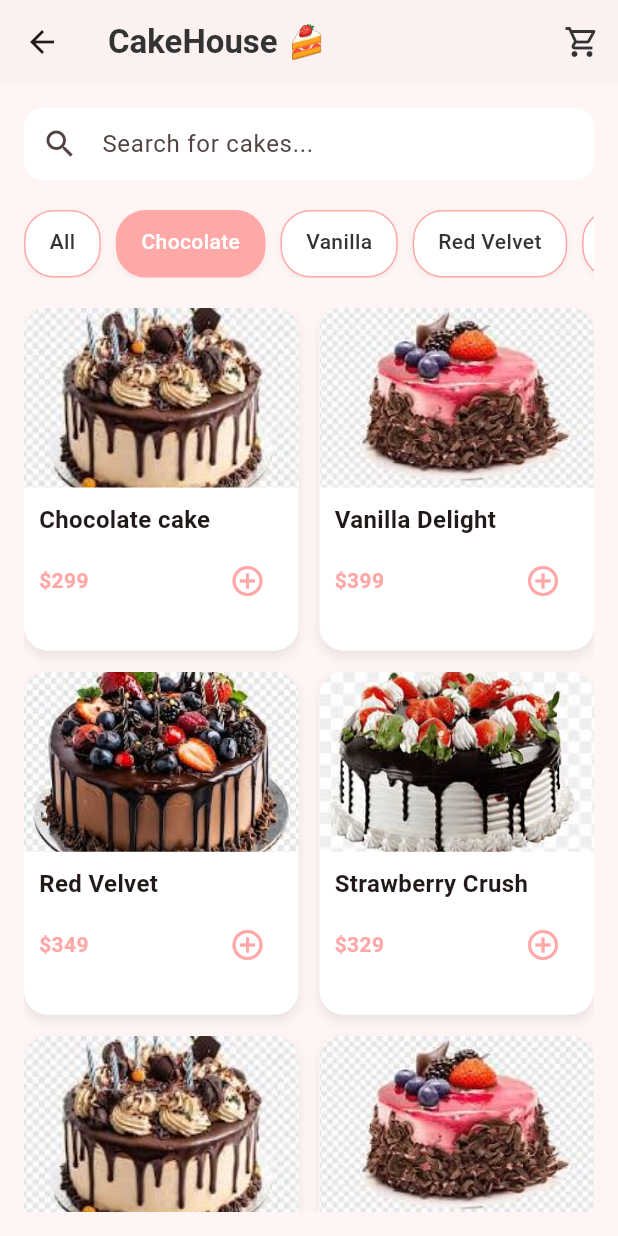
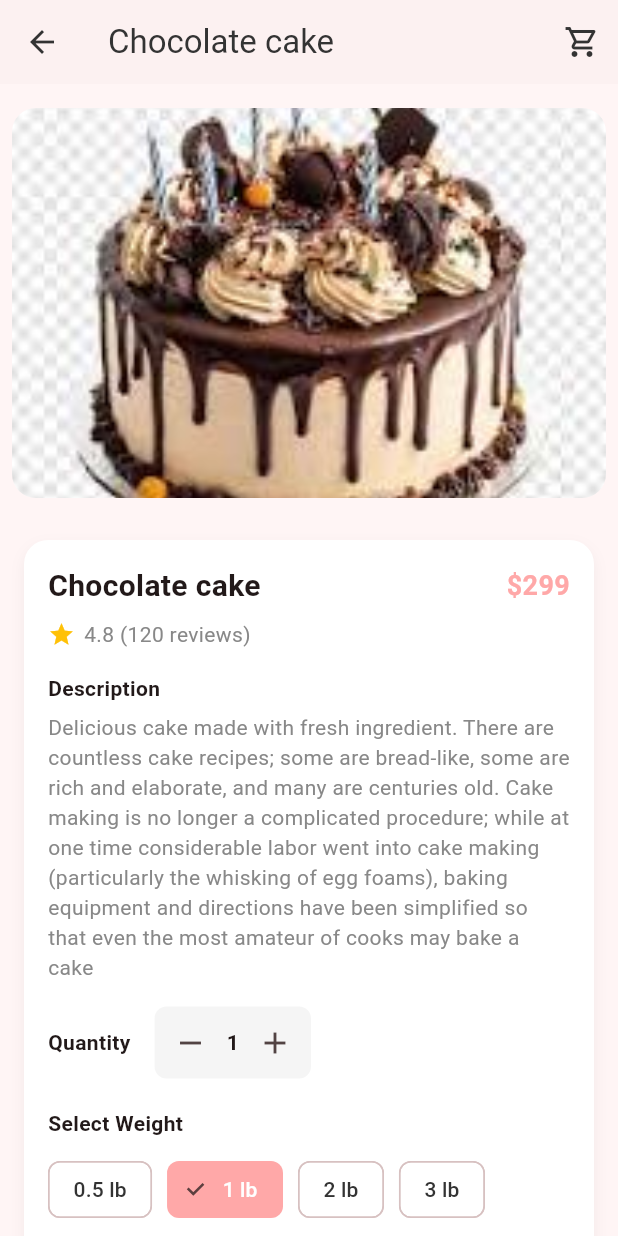
Before and after one commit to ItsAmaan09/cake-house, a Flutter app: the HomeScreen screen opened by its route, after a tap on "Chocolate cake", on a phone screen of 412 x 824 dp. Run offline on Flutter 3.47's test engine with Material 3 defaults, Android fonts, the light colour scheme and no system bars; Roboto replaces fonts that are missing (Poppins).

Commit message:
details screen

```diff
--- a/lib/data/sample_cake.dart
+++ b/lib/data/sample_cake.dart
@@ -3,14 +3,60 @@ import 'package:cake_house/models/cake.dart';
 class SampleCake {
   static List<Cake> all() {
     return [
-      Cake(name: 'Chocolate cake', price: '299', image: 'assets/cake1.jpg'),
-      Cake(name: 'Vanilla Delight', price: '399', image: 'assets/cake2.jpg'),
-      Cake(name: 'Red Velvet', price: '349', image: 'assets/cake3.jpg'),
-      Cake(name: 'Strawberry Crush', price: '329', image: 'assets/cake4.jpg'),
-      Cake(name: 'Chocolate cake', price: '299', image: 'assets/cake1.jpg'),
-      Cake(name: 'Vanilla Delight', price: '399', image: 'assets/cake2.jpg'),
-      Cake(name: 'Red Velvet', price: '349', image: 'assets/cake3.jpg'),
-      Cake(name: 'Strawberry Crush', price: '329', image: 'assets/cake4.jpg'),
+      Cake(
+        name: 'Chocolate cake',
+        price: '299',
+        image: 'assets/cake1.jpg',
+        description:
+            'Delicious cake made with fresh ingredient. There are countless cake recipes; some are bread-like, some are rich and elaborate, and many are centuries old. Cake making is no longer a complicated procedure; while at one time considerable labor went into cake making (particularly the whisking of egg foams), baking equipment and directions have been simplified so that even the most amateur of cooks may bake a cake',
+      ),
+      Cake(
+        name: 'Vanilla Delight',
+        price: '399',
+        image: 'assets/cake2.jpg',
+        description:
+            'Delicious cake made with fresh ingredient. Perfect for parties and celebrations.',
+      ),
+      Cake(
+        name: 'Red Velvet',
+        price: '349',
+        image: 'assets/cake3.jpg',
+        description:
+            'Delicious cake made with fresh ingredient. Perfect for parties and celebrations.',
+      ),
+      Cake(
+        name: 'Strawberry Crush',
+        price: '329',
+        image: 'assets/cake4.jpg',
+        description:
+            'Delicious cake made with fresh ingredient. Perfect for parties and celebrations.',
+      ),
+      Cake(
+        name: 'Chocolate cake',
+        price: '299',
+        image: 'assets/cake1.jpg',
+        description: null,
+      ),
+      Cake(
+        name: 'Vanilla Delight',
+        price: '399',
+        image: 'assets/cake2.jpg',
+        description:
+            'Delicious cake made with fresh ingredient. Perfect for parties and celebrations.',
+      ),
+      Cake(
+        name: 'Red Velvet',
+        price: '349',
+        image: 'assets/cake3.jpg',
+        description:
+            'Delicious cake made with fresh ingredient. Perfect for parties and celebrations. ',
+      ),
+      Cake(
+        name: 'Strawberry Crush',
+        price: '329',
+        image: 'assets/cake4.jpg',
+        description: null,
+      ),
     ];
   }
 }
--- /dev/null
+++ b/lib/features/home/cake_detail_screen.dart
@@ -0,0 +1,238 @@
+import 'package:cake_house/core/theme/app_colors.dart';
+import 'package:cake_house/models/cake.dart';
+import 'package:flutter/material.dart';
+
+class CakeDetailScreen extends StatefulWidget {
+  final Cake cake;
+
+  const CakeDetailScreen({super.key, required this.cake});
+
+  @override
+  State<CakeDetailScreen> createState() => _CakeDetailScreenState();
+}
+
+class _CakeDetailScreenState extends State<CakeDetailScreen> {
+  int qty = 1;
+  String selectedPound = "1 lb";
+
+  final List<String> poundOptions = ["0.5 lb", "1 lb", "2 lb", "3 lb"];
+  @override
+  Widget build(BuildContext context) {
+    return Scaffold(
+      backgroundColor: AppColors.background,
+      appBar: AppBar(
+        backgroundColor: Colors.transparent,
+        elevation: 0.5,
+        iconTheme: IconThemeData(color: AppColors.textDark),
+        title: Text(
+          widget.cake.name,
+          style: TextStyle(color: AppColors.textDark),
+        ),
+        actions: [
+          IconButton(
+            onPressed: () {},
+            icon: Icon(Icons.shopping_cart_outlined, color: AppColors.textDark),
+          ),
+        ],
+      ),
+      body: SingleChildScrollView(
+        child: Column(
+          children: [
+            Padding(
+              padding: const EdgeInsets.symmetric(vertical: 16, horizontal: 8),
+              child: ClipRRect(
+                borderRadius: BorderRadius.circular(16),
+                child: Image.asset(
+                  widget.cake.image,
+                  width: double.infinity,
+                  height: 260,
+                  fit: BoxFit.cover,
+                ),
+              ),
+            ),
+            SizedBox(height: 12),
+            Container(
+              width: double.infinity,
+              margin: const EdgeInsets.symmetric(horizontal: 16),
+              padding: const EdgeInsets.all(16),
+              decoration: BoxDecoration(
+                color: Colors.white,
+                borderRadius: BorderRadius.circular(16),
+                boxShadow: [
+                  BoxShadow(
+                    color: Colors.black.withValues(alpha: 0.05),
+                    blurRadius: 8,
+                    offset: Offset(0, 4),
+                  ),
+                ],
+              ),
+              child: Column(
+                crossAxisAlignment: CrossAxisAlignment.start,
+                children: [
+                  Row(
+                    mainAxisAlignment: MainAxisAlignment.spaceBetween,
+                    children: [
+                      Expanded(
+                        child: Text(
+                          widget.cake.name,
+                          style: TextStyle(
+                            fontSize: 20,
+                            fontWeight: FontWeight.bold,
+                          ),
+                        ),
+                      ),
+                      SizedBox(width: 8),
+                      Text(
+                        "\$${widget.cake.price}",
+                        style: TextStyle(
+                          fontSize: 18,
+                          color: AppColors.primary,
+                          fontWeight: FontWeight.w700,
+                        ),
+                      ),
+                    ],
+                  ),
+                  SizedBox(height: 8),
+                  Row(
+                    children: [
+                      Icon(Icons.star, size: 18, color: Colors.amber),
+                      SizedBox(width: 6),
+                      Text(
+                        "4.8 (120 reviews)",
+                        style: TextStyle(color: AppColors.textLight),
+                      ),
+                    ],
+                  ),
+                  SizedBox(height: 16),
+                  Text(
+                    "Description",
+                    style: TextStyle(fontWeight: FontWeight.w600),
+                  ),
+                  SizedBox(height: 6),
+                  Text(
+                    widget.cake.description ?? 'No description available',
+                    style: TextStyle(color: AppColors.textLight),
+                  ),
+                  SizedBox(height: 16),
+
+                  Row(
+                    children: [
+                      Text(
+                        "Quantity",
+                        style: TextStyle(fontWeight: FontWeight.w600),
+                      ),
+                      SizedBox(width: 16),
+                      Container(
+                        decoration: BoxDecoration(
+                          color: Colors.grey[100],
+                          borderRadius: BorderRadius.circular(8),
+                        ),
+                        child: Row(
+                          children: [
+                            IconButton(
+                              onPressed: () => setState(() {
+                                if (qty > 1) {
+                                  qty--;
+                                }
+                              }),
+                              icon: Icon(Icons.remove),
+                            ),
+                            Text(
+                              qty.toString(),
+                              style: TextStyle(fontWeight: FontWeight.bold),
+                            ),
+                            IconButton(
+                              onPressed: () => setState(() {
+                                qty++;
+                              }),
+                              icon: Icon(Icons.add),
+                            ),
+                          ],
+                        ),
+                      ),
+                    ],
+                  ),
+                  SizedBox(height: 20),
+                  Text(
+                    "Select Weight",
+                    style: TextStyle(fontWeight: FontWeight.w600),
+                  ),
+                  SizedBox(height: 10),
+                  Wrap(
+                    spacing: 10,
+                    children: poundOptions.map((pound) {
+                      final isSelected = selectedPound == pound;
+                      return ChoiceChip(
+                        label: Text(pound),
+                        selected: isSelected,
+                        selectedColor: AppColors.primary,
+                        backgroundColor: Colors.white,
+                        labelStyle: TextStyle(
+                          color: isSelected ? Colors.white : AppColors.textDark,
+                        ),
+                        onSelected: (_) {
+                          setState(() {
+                            selectedPound = pound;
+                          });
+                        },
+                      );
+                    }).toList(),
+                  ),
+                  SizedBox(height: 20),
+                  Row(
+                    children: [
+                      Expanded(
+                        child: ElevatedButton.icon(
+                          onPressed: () {
+                            ScaffoldMessenger.of(context).showSnackBar(
+                              SnackBar(
+                                content: Text(
+                                  'Added ${widget.cake.name} ($selectedPound) x $qty to cart',
+                                ),
+                              ),
+                            );
+                          },
+                          style: ElevatedButton.styleFrom(
+                            backgroundColor: Colors.white,
+                            foregroundColor: AppColors.textDark,
+                            elevation: 2,
+                            side: BorderSide(color: AppColors.primary),
+                            padding: EdgeInsets.symmetric(vertical: 14),
+                            shape: RoundedRectangleBorder(
+                              borderRadius: BorderRadius.circular(12),
+                            ),
+                          ),
+                          label: Text("Add to Cart"),
+                          icon: Icon(
+                            Icons.add_shopping_cart_outlined,
+                            color: AppColors.primary,
+                          ),
+                        ),
+                      ),
+                      SizedBox(width: 12),
+                      Expanded(
+                        child: ElevatedButton(
+                          onPressed: () {},
+                          style: ElevatedButton.styleFrom(
+                            backgroundColor: AppColors.primary,
+                            foregroundColor: Colors.white,
+                            padding: EdgeInsets.symmetric(vertical: 14),
+                            shape: RoundedRectangleBorder(
+                              borderRadius: BorderRadius.circular(12),
+                            ),
+                          ),
+                          child: Text("Buy Now"),
+                        ),
+                      ),
+                    ],
+                  ),
+                ],
+              ),
+            ),
+            SizedBox(height: 24),
+          ],
+        ),
+      ),
+    );
+  }
+}
--- a/lib/features/home/home_screen.dart
+++ b/lib/features/home/home_screen.dart
@@ -1,12 +1,15 @@
 import 'package:cake_house/data/sample_cake.dart';
 import 'package:cake_house/data/sample_categories.dart';
+import 'package:cake_house/features/home/cake_detail_screen.dart';
 import 'package:cake_house/models/cake.dart';
+import 'package:cake_house/routes/app_routes.dart';
 import 'package:flutter/material.dart';
 import '../../core/theme/app_colors.dart';
 import 'widgets/category_chip.dart';
 import 'widgets/cake_card.dart';
 
 class HomeScreen extends StatefulWidget {
+
   const HomeScreen({super.key});
 
   @override
@@ -15,7 +18,6 @@ class HomeScreen extends StatefulWidget {
 
 class _HomeScreenState extends State<HomeScreen> {
   int selectedCategory = 0;
-
   final List<String> categories = SampleCategories.all();
 
   final List<Cake> cakes = SampleCake.all();
@@ -96,11 +98,16 @@ class _HomeScreenState extends State<HomeScreen> {
                 itemBuilder: (context, index) {
                   final cake = cakes[index];
                   return CakeCard(
-                    image: cake.image,
-                    name: cake.name,
-                    price: cake.price,
+                    cake: cake,
                     onTap: () {
-                      // TODO: Navigate to Cake Detail Screen
+                      Navigator.push(
+                        context,
+                        // AppRoutes.cakeDetail,
+                        // arguments: cake
+                        MaterialPageRoute(
+                          builder: (_) => CakeDetailScreen(cake: cake),
+                        ),
+                      );
                     },
                   );
                 },
--- a/lib/features/home/widgets/cake_card.dart
+++ b/lib/features/home/widgets/cake_card.dart
@@ -1,17 +1,15 @@
+import 'package:cake_house/models/cake.dart';
 import 'package:flutter/material.dart';
 import '../../../core/theme/app_colors.dart';
 
 class CakeCard extends StatelessWidget {
-  final String image;
-  final String name;
-  final String price;
+
+  final Cake cake;
   final VoidCallback onTap;
 
   const CakeCard({
     super.key,
-    required this.image,
-    required this.name,
-    required this.price,
+    required this.cake,
     required this.onTap,
   });
 
@@ -40,7 +38,7 @@ class CakeCard extends StatelessWidget {
                 top: Radius.circular(16),
               ),
               child: Image.asset(
-                image,
+                cake.image,
                 height: 120,
                 width: double.infinity,
                 fit: BoxFit.cover,
@@ -54,7 +52,7 @@ class CakeCard extends StatelessWidget {
                 crossAxisAlignment: CrossAxisAlignment.start,
                 children: [
                   Text(
-                    name,
+                    cake.name,
                     style: const TextStyle(
                       fontWeight: FontWeight.bold,
                       fontSize: 16,
@@ -65,7 +63,7 @@ class CakeCard extends StatelessWidget {
                     mainAxisAlignment: MainAxisAlignment.spaceBetween,
                     children: [
                       Text(
-                        "\$$price",
+                        "\₹${cake.price}",
                         style: const TextStyle(
                           color: AppColors.primary,
                           fontWeight: FontWeight.w600,
--- a/lib/routes/app_routes.dart
+++ b/lib/routes/app_routes.dart
@@ -1,8 +1,10 @@
 import 'package:cake_house/features/auth/signup_screen.dart';
 import 'package:cake_house/features/splash/splash_screen.dart';
+import 'package:cake_house/models/cake.dart';
 import 'package:flutter/material.dart';
 
 import '../features/auth/login_screen.dart';
+import '../features/home/cake_detail_screen.dart';
 import '../features/home/home_screen.dart';
 
 class AppRoutes {
@@ -10,6 +12,7 @@ class AppRoutes {
   static const login = '/login';
   static const signup = '/signup';
   static const home = '/home';
+  static const cakeDetail = '/cake_detail';
 
   static Route<dynamic> generateRoute(RouteSettings settings) {
     switch (settings.name) {
@@ -21,6 +24,9 @@ class AppRoutes {
         return MaterialPageRoute(builder: (_) => const SignupScreen());
       case home:
         return MaterialPageRoute(builder: (_) => const HomeScreen());
+      case cakeDetail:
+        final cake = settings.arguments as Cake;
+        return MaterialPageRoute(builder: (_) => CakeDetailScreen(cake: cake));
       default:
         return MaterialPageRoute(
           builder: (_) => Scaffold(body: Center(child: Text("No route found"))),
```
